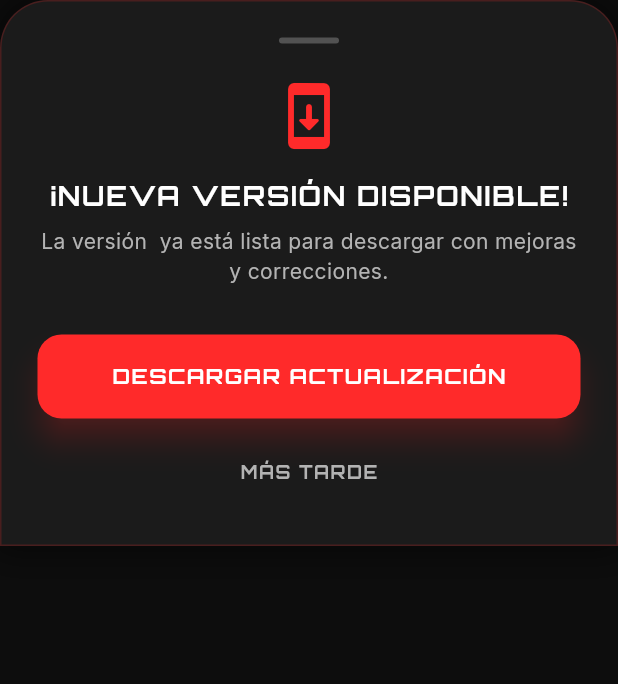
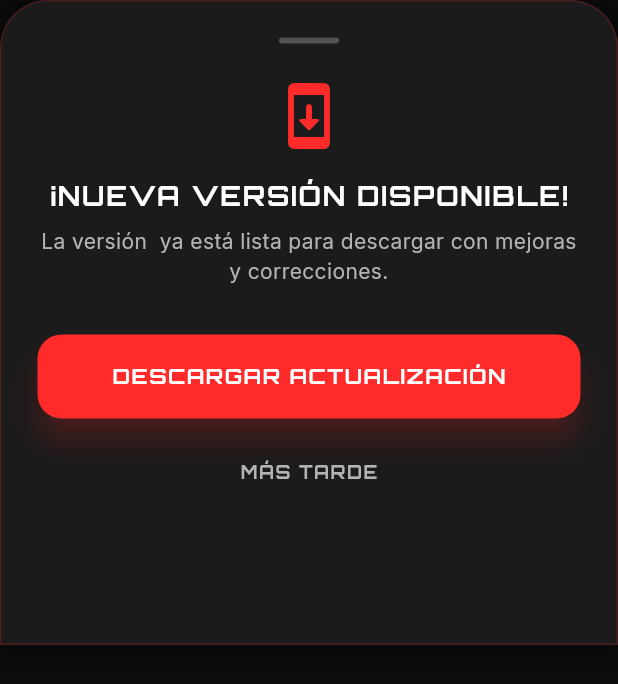
Before and after one commit to deividlima1234/SaryMusic_App, a Flutter app: the UpdateOverlay widget shown alone on an empty page, opened directly with empty values, on a phone screen of 412 x 824 dp. Shown: the top 684 px of the screen. Run offline on Flutter 3.47's test engine with Material 3 defaults, Android fonts, the light colour scheme and no system bars; our stand-ins replace dio, flutter_local_notifications, flutter_riverpod, go_router, google_fonts, isar and 6 more; missing offline and left inert: youtube_explode_dart; accounts and stored records are empty; generated files the repository leaves out were written again; network calls fail.

Commit message:
actualizacion OTA v1.0.2 solucion de bucle de acrtuaa..

```diff
--- a/lib/ui/widgets/update_overlay.dart
+++ b/lib/ui/widgets/update_overlay.dart
@@ -117,7 +117,7 @@ class _UpdateOverlayState extends State<UpdateOverlay> {
   @override
   Widget build(BuildContext context) {
     return Container(
-      padding: const EdgeInsets.all(24),
+      padding: EdgeInsets.fromLTRB(24, 24, 24, MediaQuery.of(context).padding.bottom + 90),
       decoration: BoxDecoration(
         color: AppTheme.surface.withOpacity(0.95),
         borderRadius: const BorderRadius.vertical(top: Radius.circular(32)),
--- a/pubspec.yaml
+++ b/pubspec.yaml
@@ -16,7 +16,7 @@ publish_to: 'none' # Remove this line if you wish to publish to pub.dev
 # https://developer.apple.com/library/archive/documentation/General/Reference/InfoPlistKeyReference/Articles/CoreFoundationKeys.html
 # In Windows, build-name is used as the major, minor, and patch parts
 # of the product and file versions while build-number is used as the build suffix.
-version: 1.0.1+2
+version: 1.0.2+3
 
 environment:
   sdk: '>=3.3.4 <4.0.0'
```
